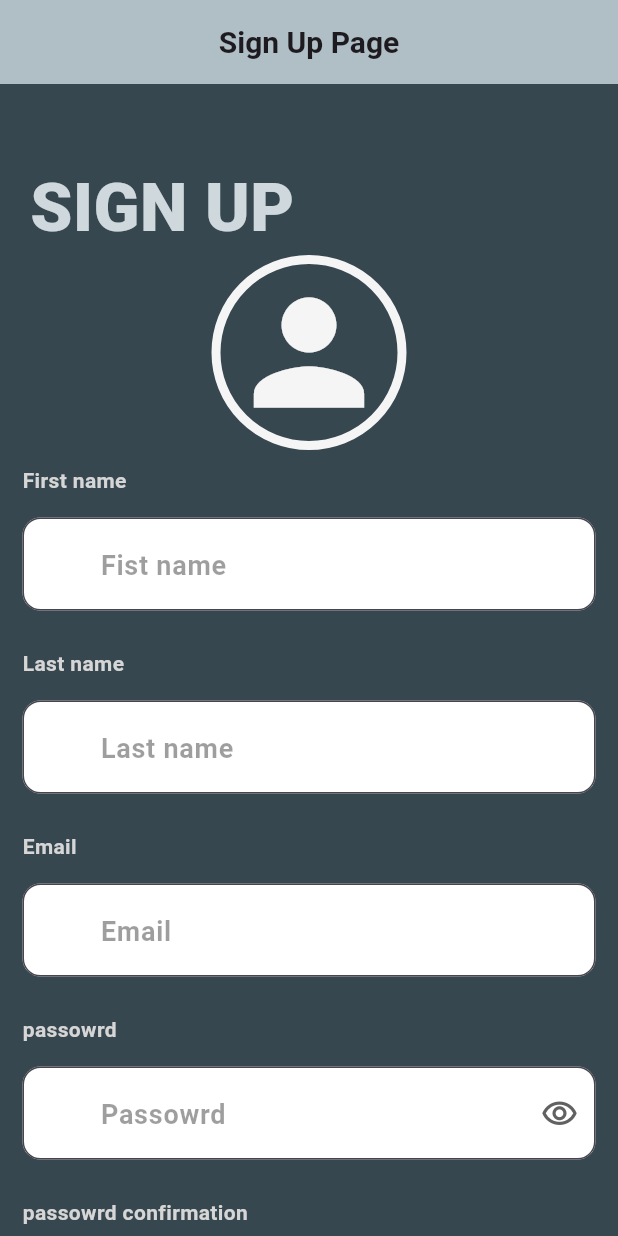
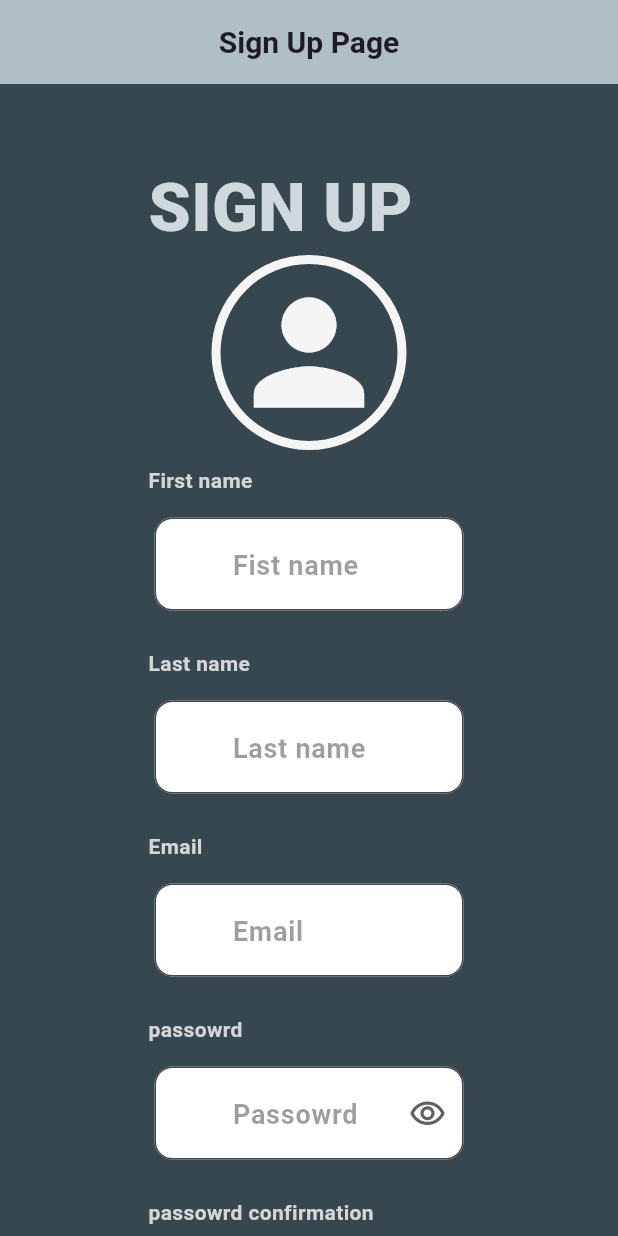
Before and after one commit to Mohammed-Al-Lail/Trains-Reservation-System, a Flutter app: the HomePage screen opened directly with empty values, after a tap on "sign up", on a phone screen of 412 x 824 dp. Run offline on Flutter 3.47's test engine with Material 3 defaults, Android fonts, the phone set to English and light mode, and no system bars; our stand-ins replace flutter_credit_card, google_fonts.

Commit message:
commit-4

```diff
--- a/lib/screens/LogInScreen/signin.dart
+++ b/lib/screens/LogInScreen/signin.dart
@@ -136,7 +136,7 @@ class _SigninPageState extends State<SigninPage> {
               mainAxisAlignment: MainAxisAlignment.start,
               children: [
                 Padding(
-                  padding: const EdgeInsets.only(left: 20),
+                  padding:  EdgeInsets.only(left: MediaQuery.of(context).size.width * 0.24),
                   child: Text(
                     "Login",
                     style: TextStyle(
--- a/lib/screens/LogInScreen/signup.dart
+++ b/lib/screens/LogInScreen/signup.dart
@@ -56,7 +56,7 @@ class _signUpPageState extends State<signUpPage> {
               mainAxisAlignment: MainAxisAlignment.start,
               children: [
                 Padding(
-                  padding: const EdgeInsets.only(left: 20),
+                  padding:EdgeInsets.only(left: MediaQuery.of(context).size.width * 0.24),
                   child: Text(
                     "SIGN UP",
                     style: TextStyle(
--- a/lib/screens/mainScreens/homPage.dart
+++ b/lib/screens/mainScreens/homPage.dart
@@ -171,6 +171,7 @@ void searchButtonMethod(BuildContext ctx){
       fixedColor: Colors.black,
       onTap: null,
 
+
       unselectedLabelStyle: const TextStyle(
         color: Colors.black,
         fontSize: 16,
@@ -284,7 +285,7 @@ void searchButtonMethod(BuildContext ctx){
               // container for searching proccess
               Container(
                 height: 300,
-                width: MediaQuery.of(context).size.width* 0.9, // take 90% from the screen size
+                width: MediaQuery.of(context).size.width* 0.7, // take 70% from the screen size
 
                 decoration:  BoxDecoration(
                   borderRadius: const BorderRadius.all(Radius.circular(14)),
@@ -402,7 +403,7 @@ void searchButtonMethod(BuildContext ctx){
                    }
                    ),
 
-                   const SizedBox(height: 5,),
+                   const SizedBox(height: 25,),
 
                   ],
                 ),
--- a/lib/screens/mainScreens/payment_Screen.dart
+++ b/lib/screens/mainScreens/payment_Screen.dart
@@ -176,6 +176,7 @@ final List monthsList = [01,02,03,04,05,06,07,08,09,10,11,12];
                   cvvCode: _cardCvvController.text.toString(),
                   showBackView: false,
                   onCreditCardWidgetChange: (CreditCardBrand brand){},
+                  width: MediaQuery.of(context).size.width * 0.5,
 
                 // optional Arguments
                   cardBgColor: Colors.black,
@@ -219,6 +220,8 @@ final List monthsList = [01,02,03,04,05,06,07,08,09,10,11,12];
                          Padding(
                            padding: const EdgeInsets.only(left:8 , right: 8),
 
+                           child: SizedBox(
+                            width: MediaQuery.of(context).size.width * 0.5,
                              child: TextFormField(
                               controller: _cardNumController,
                               onChanged: (value) {
@@ -255,6 +258,7 @@ final List monthsList = [01,02,03,04,05,06,07,08,09,10,11,12];
 
                                   ),
 
+                             ),
                            ),
                          ),
 
@@ -408,6 +412,8 @@ final List monthsList = [01,02,03,04,05,06,07,08,09,10,11,12];
                    onPressed: saveButtonMethod
                    ),
 
+                   const SizedBox(height: 20,),
+
 
             ],
           ),
--- a/lib/utilities/HomePageUtilites/MydropDownButton.dart
+++ b/lib/utilities/HomePageUtilites/MydropDownButton.dart
@@ -47,7 +47,7 @@ class _MyDropDownButtonState extends State<MyDropDownButton> {
       // for drop down menue
        Container(
          height: 40,
-         width: MediaQuery.of(context).size.width*0.3, // 30% from the screen size
+         width: MediaQuery.of(context).size.width*0.2, // 30% from the screen size
          decoration: BoxDecoration(
           color: Colors.blueGrey[400],
           borderRadius: BorderRadius.circular(10),
--- a/lib/utilities/loginPageUtilites/TitleText.dart
+++ b/lib/utilities/loginPageUtilites/TitleText.dart
@@ -9,7 +9,7 @@ class TitleText extends StatelessWidget {
   @override
   Widget build(BuildContext context) {
     return  Padding(
-              padding: const EdgeInsets.only(left: 15 , top: 10),
+              padding:  EdgeInsets.only(left: MediaQuery.of(context).size.width * 0.24 , top: 10),
               child: Row(
                 mainAxisAlignment: MainAxisAlignment.start,
                 children: [
--- a/lib/utilities/loginPageUtilites/logInTextField.dart
+++ b/lib/utilities/loginPageUtilites/logInTextField.dart
@@ -45,13 +45,18 @@ late final bool _isObsecure = widget.obscureText ;  // this variabl will be used
     return  Padding(
             padding: const EdgeInsets.all(15.0),
 
+            child: SizedBox(
+              width: MediaQuery.of(context).size.width * 0.5, // let the width of the TextField = 50 % from the screen size,
               child: TextField(
                 controller: widget.controller ,
                 obscureText: widget.obscureText,
 
+
+
                 style: const TextStyle(
                   fontSize: 20,
-                fontWeight: FontWeight.bold
+                  fontWeight: FontWeight.bold,
+
                 ),
 
                 decoration: InputDecoration(
@@ -87,6 +92,7 @@ late final bool _isObsecure = widget.obscureText ;  // this variabl will be used
 
 
               ),
+            ),
           );
 
 
```
Lines whose indentation alone changed are shown as unchanged.
